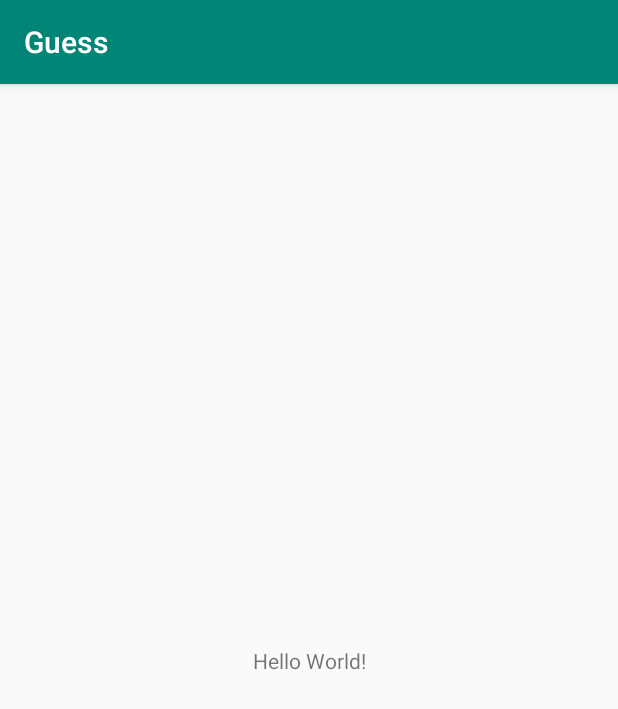
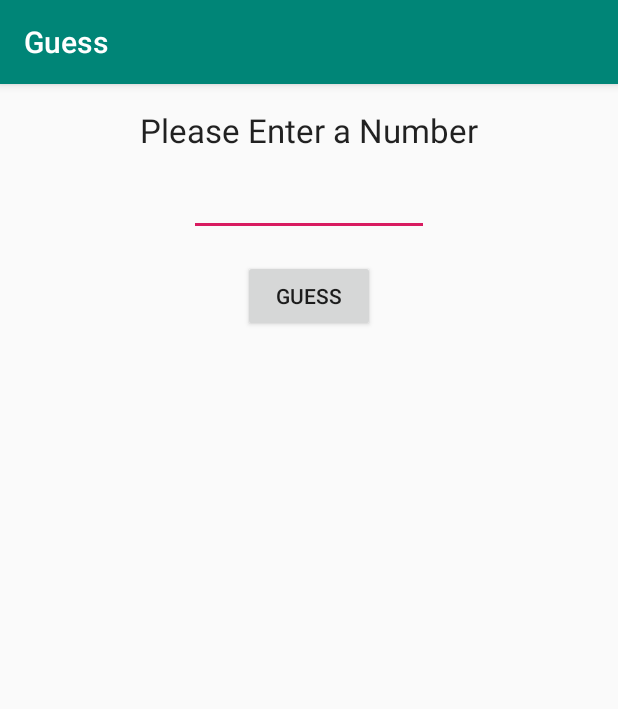
Before and after one commit to BlueRyo/Guess, an Android app: the screen it shows after launch (MainActivity), on a phone screen of 412 x 824 dp. Shown: the top 709 px of the screen. Run offline under Robolectric (Android 15) with nearby library versions, the phone set to English and light mode, and no system bars.

Commit message:
function design, toast, dialog

```diff
--- a/app/src/main/res/layout/activity_main.xml
+++ b/app/src/main/res/layout/activity_main.xml
@@ -6,14 +6,29 @@
     android:layout_width="match_parent"
     android:layout_height="match_parent"
     tools:context=".MainActivity">
-
     <TextView
-        android:layout_width="wrap_content"
-        android:layout_height="wrap_content"
-        android:text="Hello World!"
-        app:layout_constraintBottom_toBottomOf="parent"
-        app:layout_constraintLeft_toLeftOf="parent"
-        app:layout_constraintRight_toRightOf="parent"
-        app:layout_constraintTop_toTopOf="parent" />
-
+            android:text="Please Enter a Number"
+            android:layout_width="wrap_content"
+            android:layout_height="wrap_content"
+            android:id="@+id/textView" android:layout_marginTop="16dp"
+            app:layout_constraintTop_toTopOf="parent" app:layout_constraintStart_toStartOf="parent"
+            android:layout_marginStart="8dp" app:layout_constraintEnd_toEndOf="parent" android:layout_marginEnd="8dp"
+            android:textAppearance="@style/TextAppearance.AppCompat.Large" android:gravity="center"/>
+    <EditText
+            android:layout_width="wrap_content"
+            android:layout_height="wrap_content"
+            android:inputType="number"
+            android:ems="10"
+            android:id="@+id/ed_number" android:layout_marginTop="16dp"
+            app:layout_constraintTop_toBottomOf="@+id/textView" android:layout_marginStart="8dp"
+            app:layout_constraintStart_toStartOf="parent" android:layout_marginEnd="8dp"
+            app:layout_constraintEnd_toEndOf="parent" android:textAppearance="@style/TextAppearance.AppCompat"/>
+    <Button
+            android:text="GUESS"
+            android:layout_width="wrap_content"
+            android:layout_height="wrap_content"
+            android:id="@+id/btn_guess" android:layout_marginTop="16dp"
+            app:layout_constraintTop_toBottomOf="@+id/ed_number" app:layout_constraintStart_toStartOf="parent"
+            android:layout_marginStart="8dp" app:layout_constraintEnd_toEndOf="parent" android:layout_marginEnd="8dp"
+            style="@android:style/Widget.Material.Light.Button" android:onClick="chkNum"/>
 </androidx.constraintlayout.widget.ConstraintLayout>
```
Also changed, not shown: app/src/main/java/div/blueryo/guess/MainActivity.kt (+30 -0 lines), app/src/main/java/div/blueryo/guess/SecretNumber.kt (added, +20 -0 lines), 1 other file.
